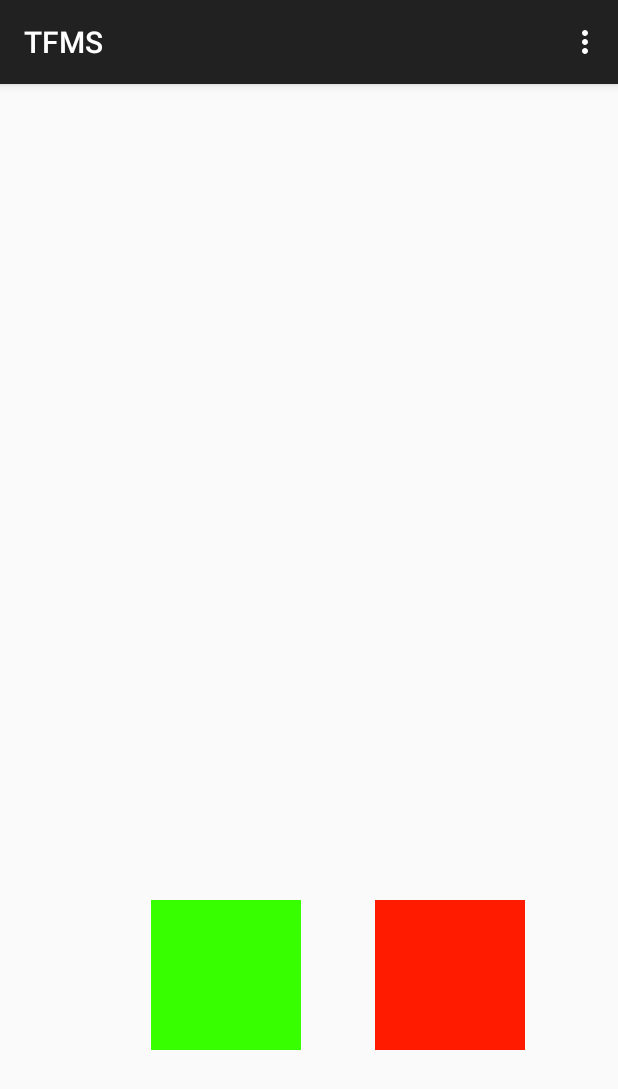
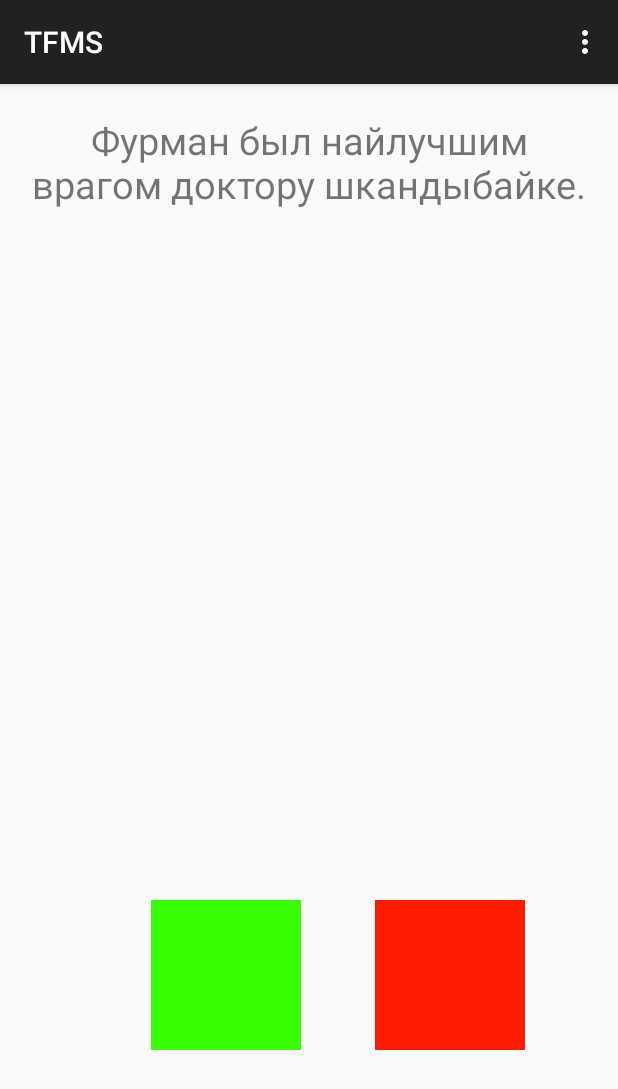
Before and after one commit to GreenQ/TFMS, an Android app: the screen it shows after launch (MainActivity), on a phone screen of 412 x 824 dp. Shown: the top 1089 px of the screen. Run offline under Robolectric (Android 15) with nearby library versions, the phone set to English and light mode, and no system bars.

Commit message:
баловство з комітами =)

```diff
--- a/app/src/main/res/layout-small/main.xml
+++ b/app/src/main/res/layout-small/main.xml
@@ -2,6 +2,19 @@
 <RelativeLayout xmlns:android="http://schemas.android.com/apk/res/android"
     android:orientation="vertical" android:layout_width="match_parent"
     android:layout_height="match_parent">
+
+    <RelativeLayout
+        android:layout_width="match_parent"
+        android:layout_height="wrap_content"
+        android:padding="20dp">
+        <TextView
+            android:id="@+id/txtquestion"
+            android:layout_width="wrap_content"
+            android:layout_height="wrap_content"
+            android:text="Фурман был найлучшим врагом доктору шкандыбайке."
+            android:textSize="25sp"
+            android:gravity="center"/>
+        </RelativeLayout>
 
     <RelativeLayout
     android:id="@+id/yes"
--- a/app/src/main/res/layout/main.xml
+++ b/app/src/main/res/layout/main.xml
@@ -2,6 +2,18 @@
     xmlns:tools="http://schemas.android.com/tools" android:layout_width="match_parent"
     android:layout_height="match_parent" tools:context=".MainActivity">
 
+    <RelativeLayout
+        android:layout_width="match_parent"
+        android:layout_height="wrap_content"
+        android:padding="20dp">
+        <TextView
+            android:id="@+id/txtquestion"
+            android:layout_width="wrap_content"
+            android:layout_height="wrap_content"
+            android:text="Фурман был найлучшим врагом доктору шкандыбайке."
+            android:textSize="25sp"
+            android:gravity="center"/>
+    </RelativeLayout>
 
     <RelativeLayout
         android:id="@+id/yes"
```
